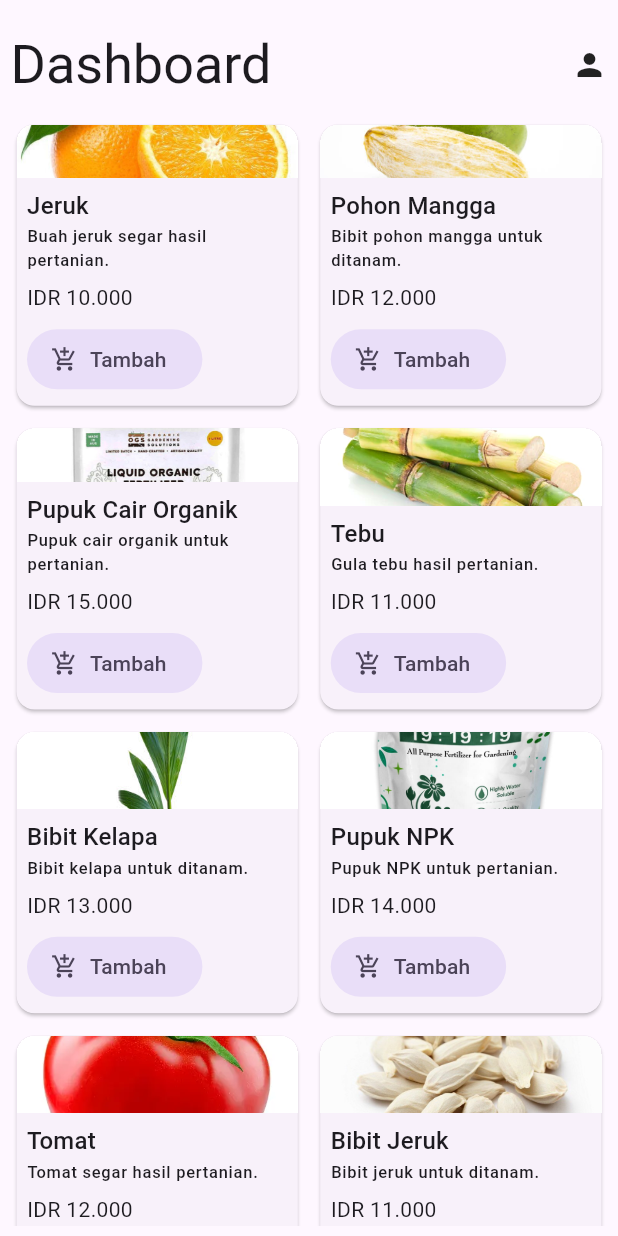
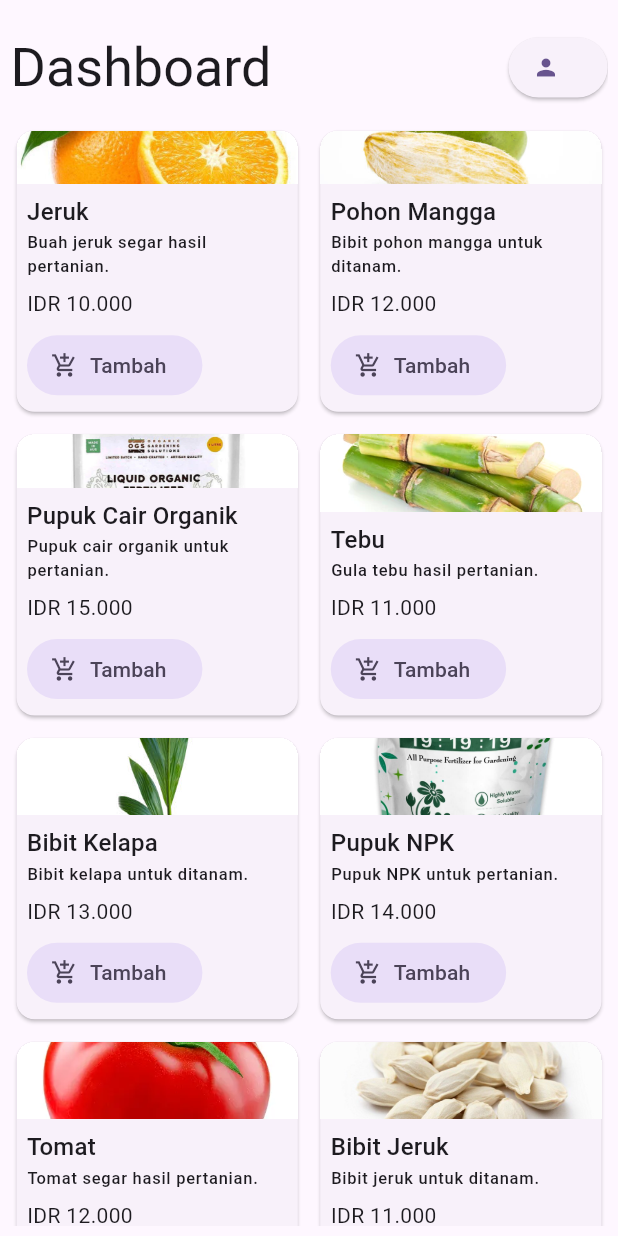
Before and after one commit to stnDinus/uts_ppb, a Flutter app: the HalamanDashboard screen opened directly with empty values, on a phone screen of 412 x 824 dp. Run offline on Flutter 3.47's test engine with Material 2 defaults, Android fonts, the phone set to English and light mode, and no system bars; our stand-ins replace shared_preferences; accounts and stored records are empty.

Commit message:
feat: dashboard to item hero

```diff
--- a/lib/halaman_dashboard.dart
+++ b/lib/halaman_dashboard.dart
@@ -39,12 +39,10 @@ class _HalamanDashboardState extends State<HalamanDashboard> {
                                   style:
                                       Theme.of(context).textTheme.displaySmall,
                                 ),
-                                Row(
-                                  children: [
-                                    Text(widget.currentUsername),
-                                    const Icon(Icons.person),
-                                  ],
-                                )
+                                ElevatedButton.icon(
+                                    onPressed: () {},
+                                    label: Text(widget.currentUsername),
+                                    icon: const Icon(Icons.person))
                               ])),
                       GridView.count(
                         physics: const ClampingScrollPhysics(),
@@ -70,10 +68,12 @@ class _HalamanDashboardState extends State<HalamanDashboard> {
                                           Expanded(
                                               child: Row(children: [
                                             Expanded(
-                                              child: Image.asset(
-                                                item.linkGambar,
-                                                fit: BoxFit.cover,
-                                              ),
+                                              child: Hero(
+                                                  tag: item.linkGambar,
+                                                  child: Image.asset(
+                                                    item.linkGambar,
+                                                    fit: BoxFit.cover,
+                                                  )),
                                             )
                                           ])),
                                           Padding(
```
Also changed, not shown: lib/halaman_item.dart (+8 -2 lines).
